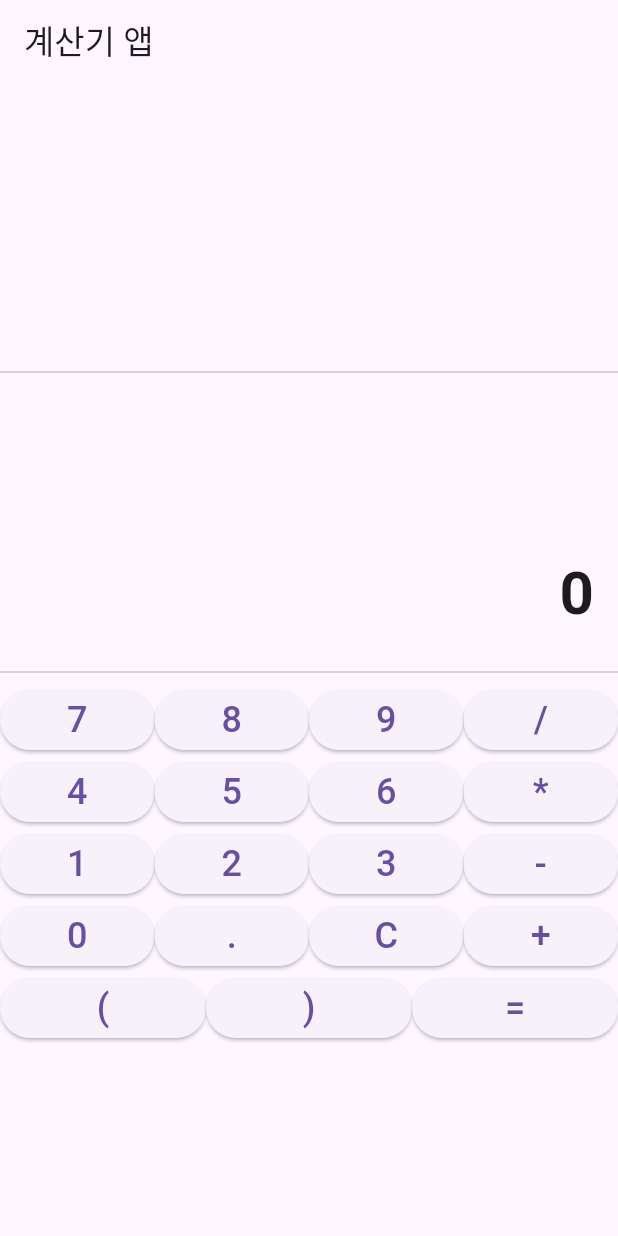
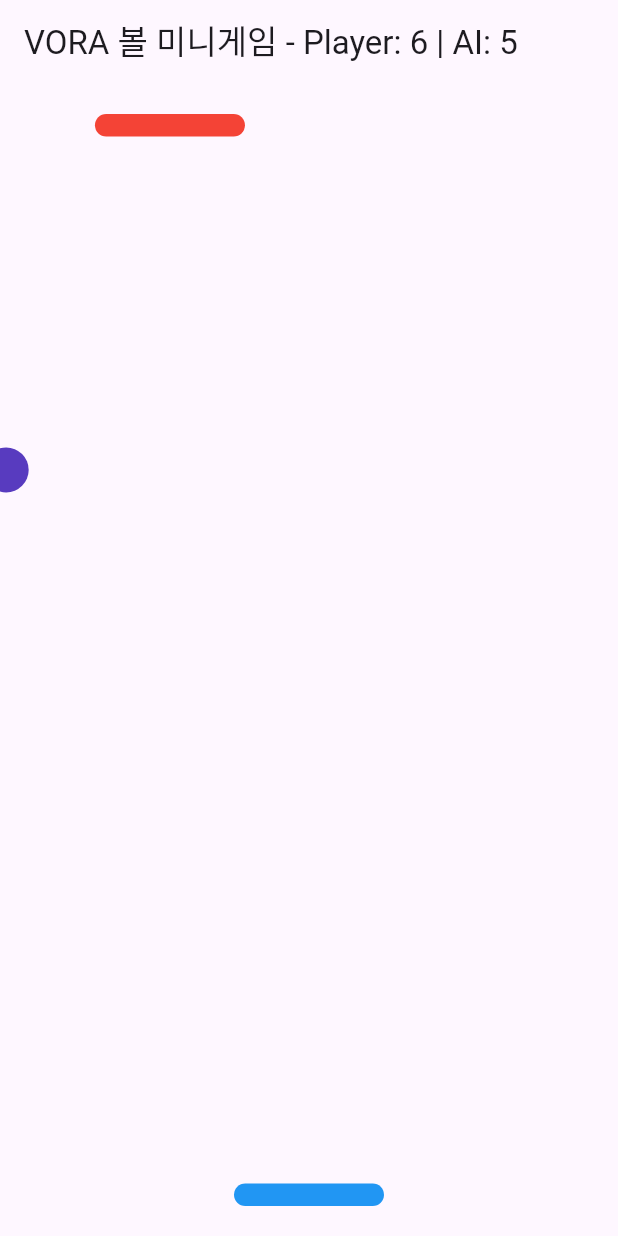
Before and after one commit to Bong127/VORA_BALL, a Flutter app: the screen it shows after launch, on a phone screen of 412 x 824 dp. Run offline on Flutter 3.47's test engine with Material 3 defaults, Android fonts, the phone set to English and light mode, and no system bars.

Commit message:
볼게임 변경

```diff
--- a/lib/main.dart
+++ b/lib/main.dart
@@ -1,124 +1,174 @@
 import 'package:flutter/material.dart';
-import 'package:math_expressions/math_expressions.dart';
+import 'dart:async';
+import 'dart:math';
 
 void main() {
-  runApp(CalculatorApp());
+  runApp(BouncingBallGame());
 }
 
-class CalculatorApp extends StatelessWidget {
+class BouncingBallGame extends StatefulWidget {
+  @override
+  _BouncingBallGameState createState() => _BouncingBallGameState();
+}
+
+class _BouncingBallGameState extends State<BouncingBallGame> {
+  double _ballX = 0;
+  double _ballY = 0;
+  double _ballSpeedX = 0.02;
+  double _ballSpeedY = 0.03;
+  double _ballSize = 30;
+  double _playerPaddleX = 0;
+  double _aiPaddleX = 0;
+  double _paddleWidth = 100;
+  double _paddleHeight = 15;
+  int _playerScore = 0;
+  int _aiScore = 0;
+  Timer? _timer;
+  Random _random = Random();
+
+  @override
+  void initState() {
+    super.initState();
+    _startGame();
+  }
+
+  void _startGame() {
+    _timer = Timer.periodic(Duration(milliseconds: 16), (timer) {
+      setState(() {
+        _ballX += _ballSpeedX;
+        _ballY += _ballSpeedY;
+
+        if (_ballX <= -1 || _ballX >= 1) {
+          _ballSpeedX = -_ballSpeedX;
+        }
+        if (_ballY <= -1) {
+          _ballSpeedY = -_ballSpeedY;
+        }
+
+        double playerPaddleLeft = _playerPaddleX - (_paddleWidth / 2) / 200;
+        double playerPaddleRight = _playerPaddleX + (_paddleWidth / 2) / 200;
+        double aiPaddleLeft = _aiPaddleX - (_paddleWidth / 2) / 200;
+        double aiPaddleRight = _aiPaddleX + (_paddleWidth / 2) / 200;
+
+        if (_ballY >= 0.9 && _ballX >= playerPaddleLeft && _ballX <= playerPaddleRight) {
+          _ballSpeedY = -_ballSpeedY;
+          _playerScore++;
+        }
+
+        if (_ballY <= -0.9 && _ballX >= aiPaddleLeft && _ballX <= aiPaddleRight) {
+          _ballSpeedY = -_ballSpeedY;
+          _aiScore++;
+        }
+
+        if (_ballY >= 1) {
+          _aiScore++;
+          _resetBall();
+        }
+        if (_ballY <= -1) {
+          _playerScore++;
+          _resetBall();
+        }
+
+        _moveAIPaddle();
+      });
+    });
+  }
+
+  void _resetBall() {
+    _ballX = 0;
+    _ballY = 0;
+    _ballSpeedX = 0.02 * (_random.nextBool() ? 1 : -1);
+    _ballSpeedY = 0.03 * (_random.nextBool() ? 1 : -1);
+  }
+
+  void _moveAIPaddle() {
+    if (_ballSpeedY < 0) {
+      if (_random.nextDouble() > 0.4) { // AI가 80% 확률로 반응
+        if (_ballX > _aiPaddleX + 0.05) {
+          _aiPaddleX += 0.03;
+        } else if (_ballX < _aiPaddleX - 0.05) {
+          _aiPaddleX -= 0.03;
+        }
+      }
+      _aiPaddleX = _aiPaddleX.clamp(-1.0, 1.0);
+    }
+  }
+
+  void _movePlayerPaddle(DragUpdateDetails details) {
+    setState(() {
+      _playerPaddleX += details.primaryDelta! / 200;
+      _playerPaddleX = _playerPaddleX.clamp(-1.0, 1.0);
+    });
+  }
+
+  @override
+  void dispose() {
+    _timer?.cancel();
+    super.dispose();
+  }
+
   @override
   Widget build(BuildContext context) {
     return MaterialApp(
-      debugShowCheckedModeBanner: false,
-      home: CalculatorScreen(),
-    );
-  }
-}
+      home: Scaffold(
+        appBar: AppBar(title: Text("VORA 볼 미니게임 - Player: $_playerScore | AI: $_aiScore")),
+        body: GestureDetector(
+          onHorizontalDragUpdate: _movePlayerPaddle,
+          child: LayoutBuilder(
+            builder: (context, constraints) {
+              double screenWidth = constraints.maxWidth;
+              double screenHeight = constraints.maxHeight;
 
-class CalculatorScreen extends StatefulWidget {
-  @override
-  _CalculatorScreenState createState() => _CalculatorScreenState();
-}
+              double ballPosX = (screenWidth / 2) + (_ballX * (screenWidth / 2));
+              double ballPosY = (screenHeight / 2) + (_ballY * (screenHeight / 2));
 
-class _CalculatorScreenState extends State<CalculatorScreen> {
-  String expression = "";
-  String result = "0";
+              double playerPaddlePosX = (screenWidth / 2) + (_playerPaddleX * (screenWidth / 2));
+              double aiPaddlePosX = (screenWidth / 2) + (_aiPaddleX * (screenWidth / 2));
 
-  void onButtonPressed(String value) {
-    setState(() {
-      if (value == "C") {
-        expression = "";
-        result = "0";
-      } else if (value == "=") {
-        try {
-          Parser p = Parser();
-          Expression exp = p.parse(expression);
-          ContextModel cm = ContextModel();
-          double eval = exp.evaluate(EvaluationType.REAL, cm);
-          result = eval.toString();
-        } catch (e) {
-          result = "Error";
-        }
-      } else {
-        expression += value;
-      }
-    });
-  }
-
-  Widget buildButton(String text) {
-    return Expanded(
-      child: ElevatedButton(
-        onPressed: () => onButtonPressed(text),
-        child: Text(
-          text,
-          style: TextStyle(fontSize: 24),
+              return Stack(
+                children: [
+                  Positioned(
+                    left: ballPosX - _ballSize / 2,
+                    top: ballPosY - _ballSize / 2,
+                    child: Container(
+                      width: _ballSize,
+                      height: _ballSize,
+                      decoration: BoxDecoration(
+                        color: Color(0xFF583BBF),
+                        shape: BoxShape.circle,
+                      ),
+                    ),
+                  ),
+                  Positioned(
+                    left: playerPaddlePosX - _paddleWidth / 2,
+                    bottom: 20,
+                    child: Container(
+                      width: _paddleWidth,
+                      height: _paddleHeight,
+                      decoration: BoxDecoration(
+                        color: Colors.blue,
+                        borderRadius: BorderRadius.circular(10),
+                      ),
+                    ),
+                  ),
+                  Positioned(
+                    left: aiPaddlePosX - _paddleWidth / 2,
+                    top: 20,
+                    child: Container(
+                      width: _paddleWidth,
+                      height: _paddleHeight,
+                      decoration: BoxDecoration(
+                        color: Colors.red,
+                        borderRadius: BorderRadius.circular(10),
+                      ),
+                    ),
+                  ),
+                ],
+              );
+            },
+          ),
         ),
       ),
     );
   }
-
-  @override
-  Widget build(BuildContext context) {
-    return Scaffold(
-      appBar: AppBar(title: Text("계산기 앱")),
-      body: Column(
-        children: [
-          Expanded(
-            child: Container(
-              alignment: Alignment.bottomRight,
-              padding: EdgeInsets.all(16),
-              child: Text(
-                expression,
-                style: TextStyle(fontSize: 32),
-              ),
-            ),
-          ),
-          Divider(),
-          Expanded(
-            child: Container(
-              alignment: Alignment.bottomRight,
-              padding: EdgeInsets.all(16),
-              child: Text(
-                result,
-                style: TextStyle(fontSize: 40, fontWeight: FontWeight.bold),
-              ),
-            ),
-          ),
-          Divider(),
-          Expanded(
-            flex: 2,
-            child: Column(
-              children: [
-                Row(
-                  children: [
-                    buildButton("7"), buildButton("8"), buildButton("9"), buildButton("/")
-                  ],
-                ),
-                Row(
-                  children: [
-                    buildButton("4"), buildButton("5"), buildButton("6"), buildButton("*")
-                  ],
-                ),
-                Row(
-                  children: [
-                    buildButton("1"), buildButton("2"), buildButton("3"), buildButton("-")
-                  ],
-                ),
-                Row(
-                  children: [
-                    buildButton("0"), buildButton("."), buildButton("C"), buildButton("+")
-                  ],
-                ),
-                Row(
-                  children: [
-                    buildButton("("), buildButton(")"), buildButton("="),
-                  ],
-                ),
-              ],
-            ),
-          ),
-        ],
-      ),
-    );
-  }
 }
```
Also changed, not shown: 1 other file.
